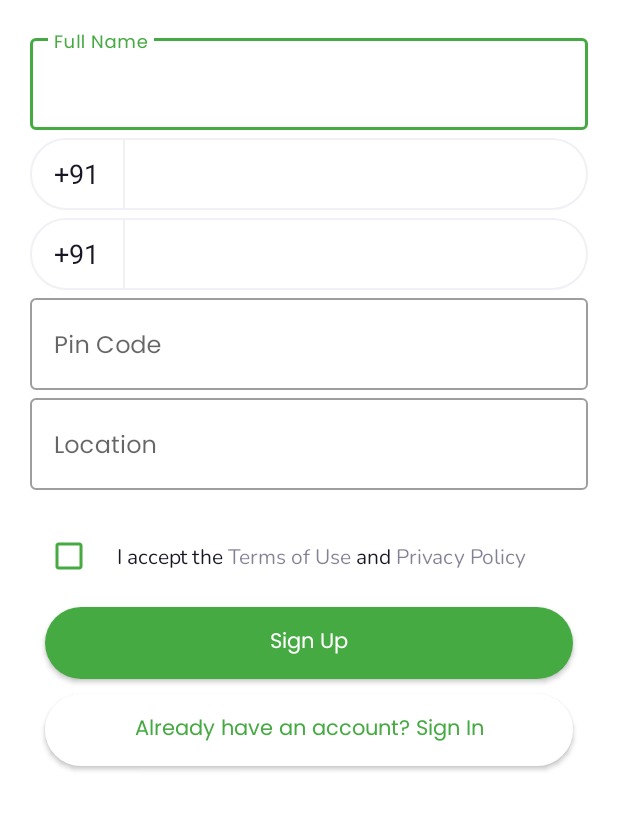
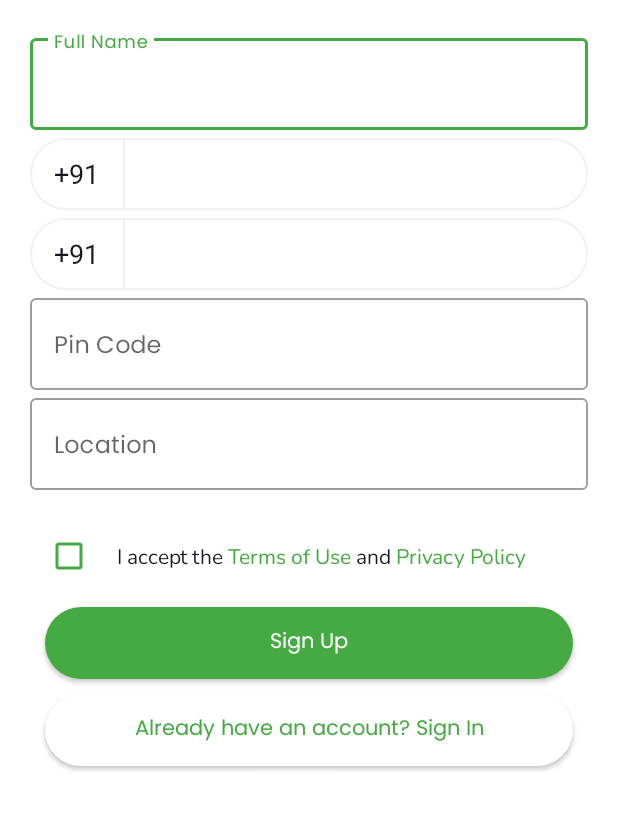
Before and after one commit to rahulpatle101/ApkaKisan-DEV-BETA, an Android app: the SignUpActivity screen opened directly, with no data from a screen before it, on a phone screen of 412 x 824 dp, the part 335-1166 px from its top. Run offline under Robolectric (Android 15) with nearby library versions, the phone set to English and light mode, and no system bars; our stand-ins replace Firebase (no records; nobody signed in at launch, a user with empty details on screens opened directly); Roboto replaces fonts that are not available here.

Commit message:
Links colors issue is fixed.

```diff
--- a/app/src/main/java/com/apkakisan/myapplication/domainlayer/TermsAndPrivacyManager.kt
+++ b/app/src/main/java/com/apkakisan/myapplication/domainlayer/TermsAndPrivacyManager.kt
@@ -22,7 +22,7 @@ class TermsAndPrivacyManager {
     ) {
         try {
             val spannableString = SpannableString(context.getString(R.string.terms_privacy))
-            formatTermsOfUserString(context, spannableString)
+            formatTermsOfUseString(context, spannableString)
             formatPrivacyPolicyString(context, spannableString)
             textView.text = spannableString
             textView.movementMethod = LinkMovementMethod.getInstance()
@@ -32,7 +32,7 @@ class TermsAndPrivacyManager {
     }
 
     @Throws(Exception::class)
-    private fun formatTermsOfUserString(
+    private fun formatTermsOfUseString(
         context: Context, spannableString: SpannableString
     ) {
         val startIndex = StringUtil.findStartIndex(
@@ -53,13 +53,7 @@ class TermsAndPrivacyManager {
                 super.updateDrawState(ds)
                 ds.isUnderlineText = false
             }
-        }, startIndex, endIndex, Spanned.SPAN_EXCLUSIVE_EXCLUSIVE)
-        spannableString.setSpan(
-            ForegroundColorSpan(R.color.blue),
-            startIndex,
-            endIndex,
-            Spanned.SPAN_EXCLUSIVE_EXCLUSIVE
-        )
+        }, startIndex, endIndex, Spanned.SPAN_INCLUSIVE_EXCLUSIVE)
     }
 
     @Throws(Exception::class)
@@ -85,12 +79,6 @@ class TermsAndPrivacyManager {
                 super.updateDrawState(ds)
                 ds.isUnderlineText = false
             }
-        }, startIndex, endIndex, Spanned.SPAN_EXCLUSIVE_EXCLUSIVE)
-        spannableString.setSpan(
-            ForegroundColorSpan(R.color.blue),
-            startIndex,
-            endIndex,
-            Spanned.SPAN_EXCLUSIVE_EXCLUSIVE
-        )
+        }, startIndex, endIndex, Spanned.SPAN_INCLUSIVE_EXCLUSIVE)
     }
 }
--- a/app/src/main/res/layout/activity_create_order.xml
+++ b/app/src/main/res/layout/activity_create_order.xml
@@ -242,6 +242,7 @@
                     android:fontFamily="@font/nunito_regular"
                     android:text="@string/terms_privacy"
                     android:textColor="@color/colorTextBlack"
+                    android:textColorLink="@color/green"
                     app:layout_constraintBottom_toBottomOf="parent"
                     app:layout_constraintStart_toEndOf="@+id/checkBox"
                     app:layout_constraintTop_toTopOf="parent" />
--- a/app/src/main/res/layout/activity_sign_up.xml
+++ b/app/src/main/res/layout/activity_sign_up.xml
@@ -131,10 +131,10 @@
                 android:id="@+id/tvTermsPrivacy"
                 android:layout_width="match_parent"
                 android:layout_height="wrap_content"
-                android:autoLink="web"
                 android:fontFamily="@font/nunito_regular"
                 android:text="@string/terms_privacy"
                 android:textColor="@color/colorTextBlack"
+                android:textColorLink="@color/green"
                 app:layout_constraintBottom_toBottomOf="parent"
                 app:layout_constraintStart_toEndOf="@+id/checkBox"
                 app:layout_constraintTop_toTopOf="parent" />
--- a/app/src/main/res/layout/activity_terms_privacy.xml
+++ b/app/src/main/res/layout/activity_terms_privacy.xml
@@ -5,7 +5,6 @@
     android:layout_width="match_parent"
     android:layout_height="match_parent"
     android:background="@color/white"
-    android:padding="@dimen/_16dp"
     tools:context=".common.TermsPrivacyActivity">
 
     <FrameLayout
@@ -18,6 +17,7 @@
             android:layout_width="match_parent"
             android:layout_height="wrap_content"
             android:fontFamily="@font/poppins_regular"
+            android:padding="@dimen/_16dp"
             android:textColor="@color/colorTextBlack"
             android:textSize="@dimen/_16sp" />
 
```
